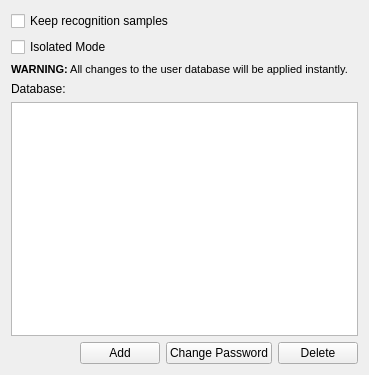
Before: the Qt Designer form simond/src/config/simonduserconfiguration.ui in KDE/simon, drawn with Qt 5.
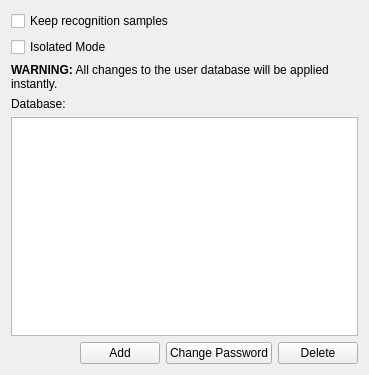
After: the same form once the commit is applied. Custom widgets are drawn as their Qt base class.

Commit message: Removing all hardcoded font families from HTML strings

Diff of the .ui file:
```diff
--- a/simond/src/config/simonduserconfiguration.ui
+++ b/simond/src/config/simonduserconfiguration.ui
@@ -36,8 +36,8 @@
         <string>&lt;!DOCTYPE HTML PUBLIC &quot;-//W3C//DTD HTML 4.0//EN&quot; &quot;http://www.w3.org/TR/REC-html40/strict.dtd&quot;&gt;
 &lt;html&gt;&lt;head&gt;&lt;meta name=&quot;qrichtext&quot; content=&quot;1&quot; /&gt;&lt;style type=&quot;text/css&quot;&gt;
 p, li { white-space: pre-wrap; }
-&lt;/style&gt;&lt;/head&gt;&lt;body style=&quot; font-family:'DejaVu Sans'; font-size:8pt; font-weight:400; font-style:normal;&quot;&gt;
-&lt;p style=&quot; margin-top:0px; margin-bottom:0px; margin-left:0px; margin-right:0px; -qt-block-indent:0; text-indent:0px;&quot;&gt;&lt;span style=&quot; font-family:'Bitstream Vera Sans'; font-weight:600;&quot;&gt;WARNING:&lt;/span&gt;&lt;span style=&quot; font-family:'Bitstream Vera Sans';&quot;&gt; All changes to the user database will be applied instantly.&lt;/span&gt;&lt;/p&gt;&lt;/body&gt;&lt;/html&gt;</string>
+&lt;/style&gt;&lt;/head&gt;&lt;body&gt;
+&lt;p style=&quot; margin-top:0px; margin-bottom:0px; margin-left:0px; margin-right:0px; -qt-block-indent:0; text-indent:0px;&quot;&gt;&lt;span style=&quot; font-weight:600;&quot;&gt;WARNING:&lt;/span&gt; All changes to the user database will be applied instantly.&lt;/p&gt;&lt;/body&gt;&lt;/html&gt;</string>
        </property>
        <property name="wordWrap">
         <bool>true</bool>
```
The commit also changes 5 other files.
